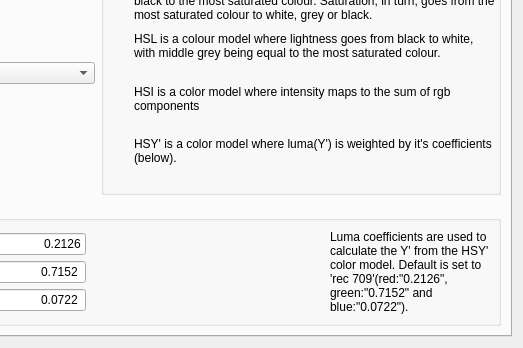
This is krita/plugins/extensions/dockers/advancedcolorselector/wdg_color_selector_settings.ui in KDE/krita as Qt 5 draws it before an edit; both pictures show x 146 to 669 and y 121 to 469 of the 669 by 469 pixel window. The edited form follows.
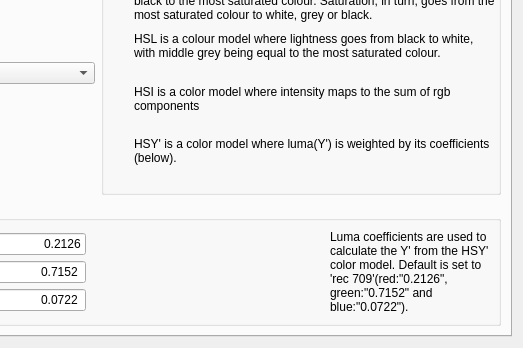
This is the edited form. The open tabs and pages were chosen to show the change. Custom widgets are drawn as their Qt base class.

The edit to the form file:
```diff
--- a/krita/plugins/extensions/dockers/advancedcolorselector/wdg_color_selector_settings.ui
+++ b/krita/plugins/extensions/dockers/advancedcolorselector/wdg_color_selector_settings.ui
@@ -451,7 +451,7 @@
              <bool>true</bool>
             </property>
             <property name="text">
-             <string>HSY' is a color model where luma(Y') is weighted by it's coefficients (below).</string>
+             <string>HSY' is a color model where luma(Y') is weighted by its coefficients (below).</string>
             </property>
             <property name="alignment">
              <set>Qt::AlignLeading|Qt::AlignLeft|Qt::AlignTop</set>
```
